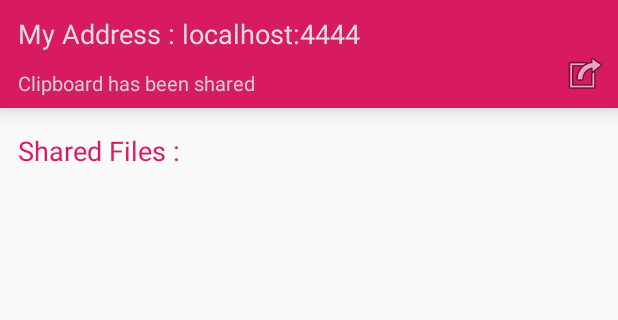
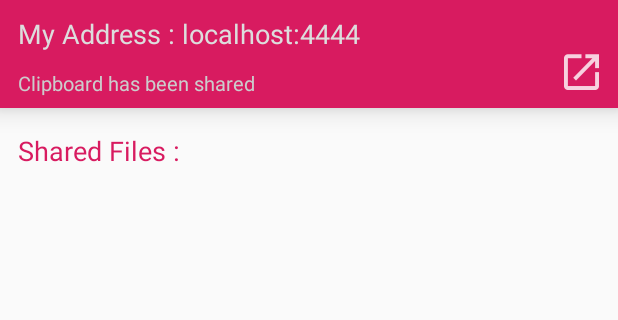
Before and after one commit to StevenZack/LanGenius, an Android app: the screen it shows after launch (MainActivity), on a phone screen of 412 x 824 dp, the part 57-377 px from its top. Run offline under Robolectric (Android 15) with nearby library versions, the phone set to English and light mode, and no system bars; 1 statement that could not run was skipped.

Commit message:
1.1 fix icon

```diff
--- a/app/src/main/res/layout/activity_main.xml
+++ b/app/src/main/res/layout/activity_main.xml
@@ -40,10 +40,10 @@
             android:layout_width="24dp"
             android:layout_height="24dp"
             android:layout_gravity="end"
-            android:layout_marginRight="10dp"
-            android:layout_marginTop="76dp"
+            android:layout_marginRight="12dp"
+            android:layout_marginTop="74dp"
             android:background="#00000000"
-            app:srcCompat="@android:drawable/ic_menu_set_as" />
+            app:srcCompat="@drawable/open_browser" />
     </FrameLayout>
     <TextView
         android:layout_width="match_parent"
--- a/app/src/main/res/layout/listview_item.xml
+++ b/app/src/main/res/layout/listview_item.xml
@@ -14,7 +14,8 @@
         android:id="@+id/listview_txt_filename"
         android:layout_width="wrap_content"
         android:layout_marginLeft="8dp"
-        android:textSize="20sp"
+        android:textColor="#000"
+        android:textSize="15sp"
         android:gravity="center_vertical"
         android:layout_height="40dp"
         android:text="TextView" />
```
Also changed, not shown: app/src/main/ic_launcher-web.png, app/src/main/ic_launcher_round-web.png, app/src/main/res/drawable-hdpi/open_browser.png (added), app/src/main/res/drawable-mdpi/open_browser.png (added), app/src/main/res/drawable-xhdpi/open_browser.png (added), app/src/main/res/drawable-xxhdpi/open_browser.png (added), app/src/main/res/mipmap-hdpi/ic_launcher.png, app/src/main/res/mipmap-hdpi/ic_launcher_round.png, app/src/main/res/mipmap-mdpi/ic_launcher.png, app/src/main/res/mipmap-mdpi/ic_launcher_round.png, app/src/main/res/mipmap-xhdpi/ic_launcher.png, app/src/main/res/mipmap-xhdpi/ic_launcher_round.png, app/src/main/res/mipmap-xxhdpi/ic_launcher.png, app/src/main/res/mipmap-xxhdpi/ic_launcher_round.png, 2 more files.
